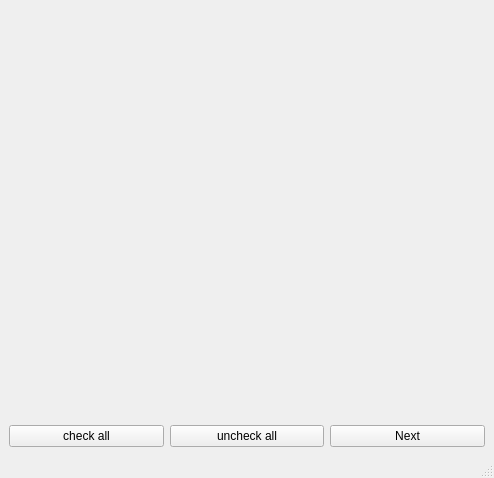
Qt form app/taggingUI/selectCSVHeadersUI.ui (usnistgov/nestor) before a commit.
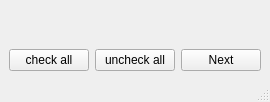
The same form after that commit.

Diff of the .ui file:
```diff
--- a/app/taggingUI/selectCSVHeadersUI.ui
+++ b/app/taggingUI/selectCSVHeadersUI.ui
@@ -2,14 +2,6 @@
 <ui version="4.0">
  <class>MainWindow_selectCSVHeaders</class>
  <widget class="QMainWindow" name="MainWindow_selectCSVHeaders">
-  <property name="geometry">
-   <rect>
-    <x>0</x>
-    <y>0</y>
-    <width>494</width>
-    <height>478</height>
-   </rect>
-  </property>
   <property name="windowTitle">
    <string>Text Columns?</string>
   </property>
```
Left out of the diff: 2 changed lines with no effect on the pictures.
